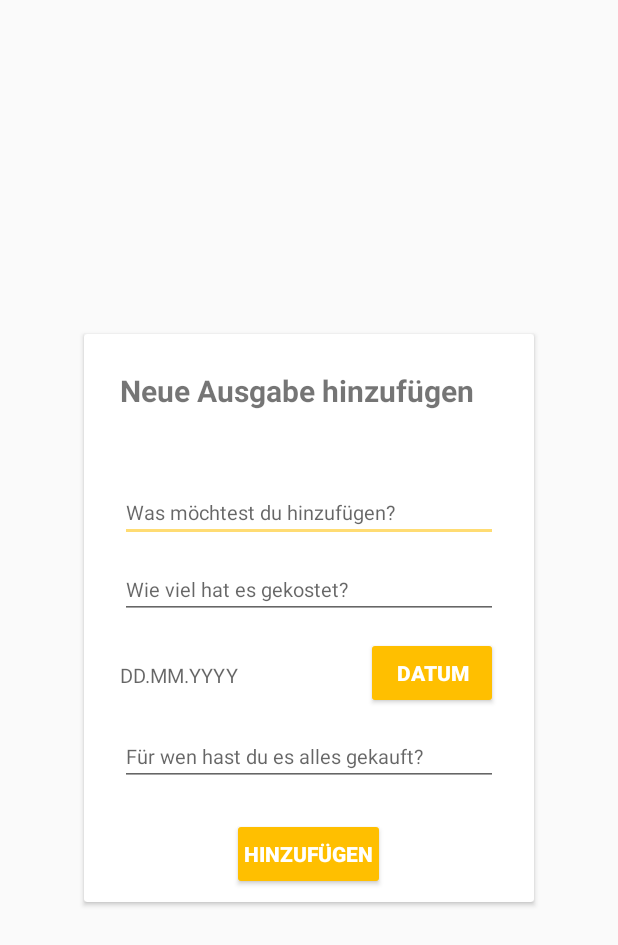
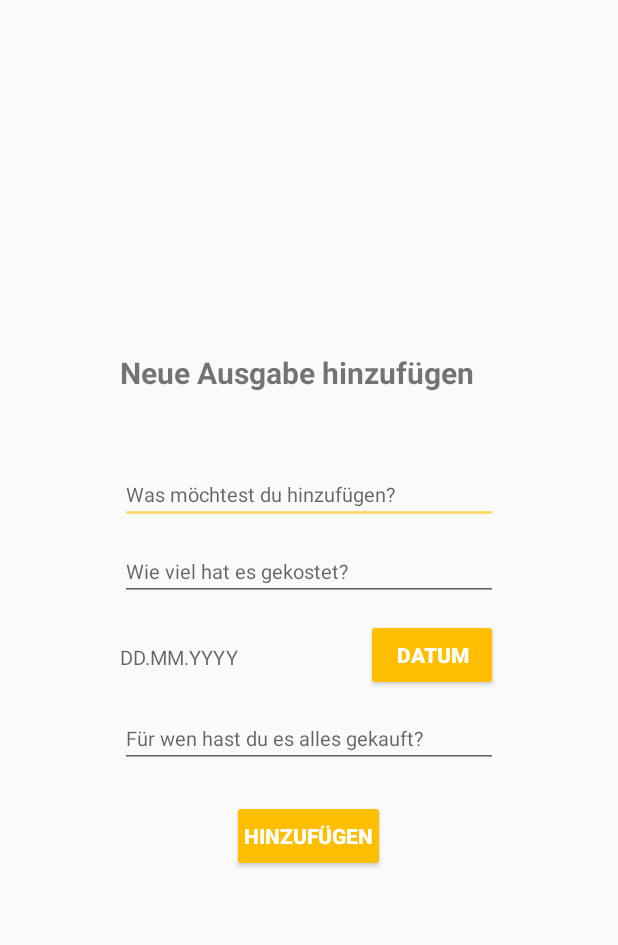
Before and after one commit to Wieee/WGPlaner, an Android app: the layout haushaltsbuch_dialog_new_expense.xml on its own in the app's theme, with its tools: preview values and no code run, on a phone screen of 412 x 824 dp. Shown: the top 945 px of the screen. Run offline under Robolectric (Android 15) with nearby library versions, the phone set to English and light mode, and no system bars.

Commit message:
Margin refactoring

```diff
--- a/app/src/main/java/vorlesung/hslu/wgapp/PutzplanFragment.java
+++ b/app/src/main/java/vorlesung/hslu/wgapp/PutzplanFragment.java
@@ -203,6 +203,7 @@ public class PutzplanFragment extends Fragment {
             public void onClick(View view) {
                 String aufgabenname = ((EditText) MyDialog.findViewById(R.id.putzplan_dialog_aufgaben_name)).getText().toString();
 
+                //Nicht lieber String anstatt ein Datum nehmen anstatt den Datentyp Datum?
                 Date datum = new Date(1 - 11 - 2017);
                 String haeufigkeit = textview.getText().toString();
                 PutzplanAufgabe neueDaten = new PutzplanAufgabe(aufgabenname, haeufigkeit, datum);
--- a/app/src/main/res/layout/haushaltsbuch_dialog_new_expense.xml
+++ b/app/src/main/res/layout/haushaltsbuch_dialog_new_expense.xml
@@ -1,5 +1,5 @@
 <?xml version="1.0" encoding="utf-8"?>
-<android.support.v7.widget.CardView xmlns:android="http://schemas.android.com/apk/res/android"
+    <LinearLayout xmlns:android="http://schemas.android.com/apk/res/android"
     android:layout_width="300dp"
     android:layout_height="wrap_content"
     android:layout_gravity="center"
@@ -7,18 +7,13 @@
     android:focusable="true"
     android:orientation="vertical">
 
-    <LinearLayout
-        android:layout_width="match_parent"
-        android:layout_height="match_parent"
-        android:orientation="vertical">
-
         <TextView
             android:id="@+id/haushaltsbuch_dialog_title"
             android:layout_width="match_parent"
             android:layout_height="wrap_content"
             android:layout_marginLeft="24dp"
             android:layout_marginRight="24dp"
-            android:layout_marginTop="24dp"
+            android:layout_marginTop="0dp"
             android:layout_marginBottom="36dp"
             android:text="Neue Ausgabe hinzufügen"
             android:textSize="20sp"
@@ -43,7 +38,7 @@
             android:layout_marginLeft="24dp"
             android:ems="10"
             android:hint="Wie viel hat es gekostet?"
-            android:inputType="number"
+            android:inputType="numberDecimal"
             android:textSize="13sp" />
 
         <RelativeLayout
@@ -96,5 +91,3 @@
             android:textStyle="bold"/>
 
     </LinearLayout>
-
-</android.support.v7.widget.CardView>
--- a/app/src/main/res/layout/putzplan_dialog_add_item.xml
+++ b/app/src/main/res/layout/putzplan_dialog_add_item.xml
@@ -15,7 +15,7 @@
         android:layout_marginBottom="48dp"
         android:layout_marginLeft="24dp"
         android:layout_marginRight="24dp"
-        android:layout_marginTop="24dp"
+        android:layout_marginTop="0dp"
         android:text="Zum Putzplan hinzufügen"
         android:textSize="20sp"
         android:textStyle="bold" />
```
